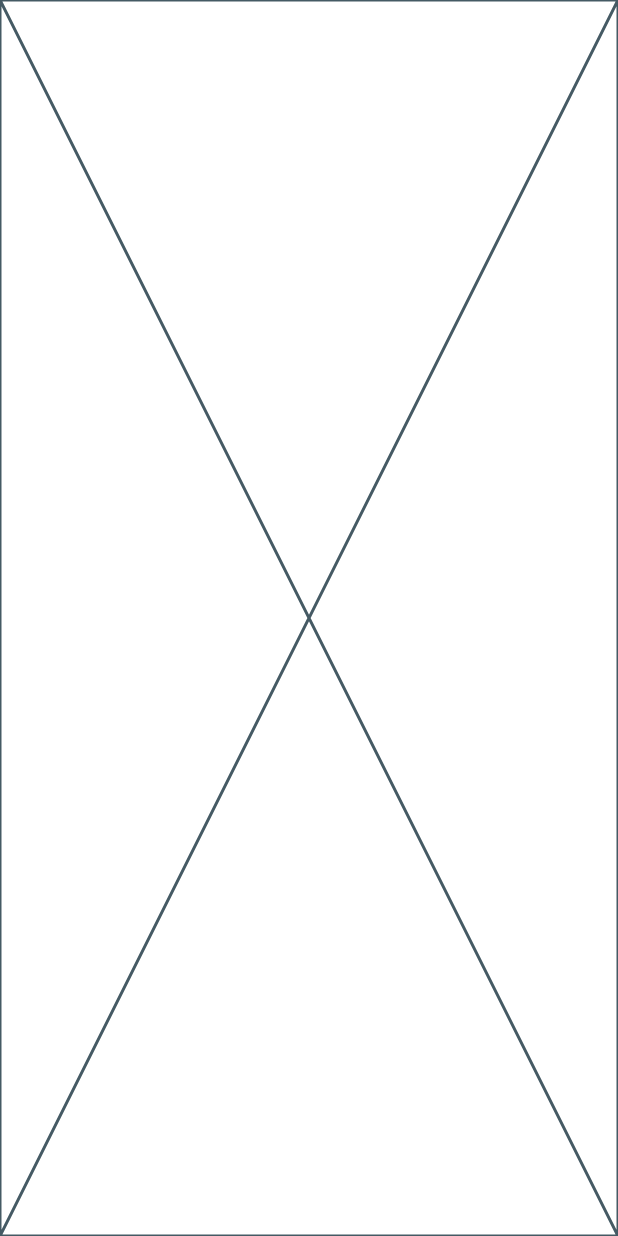
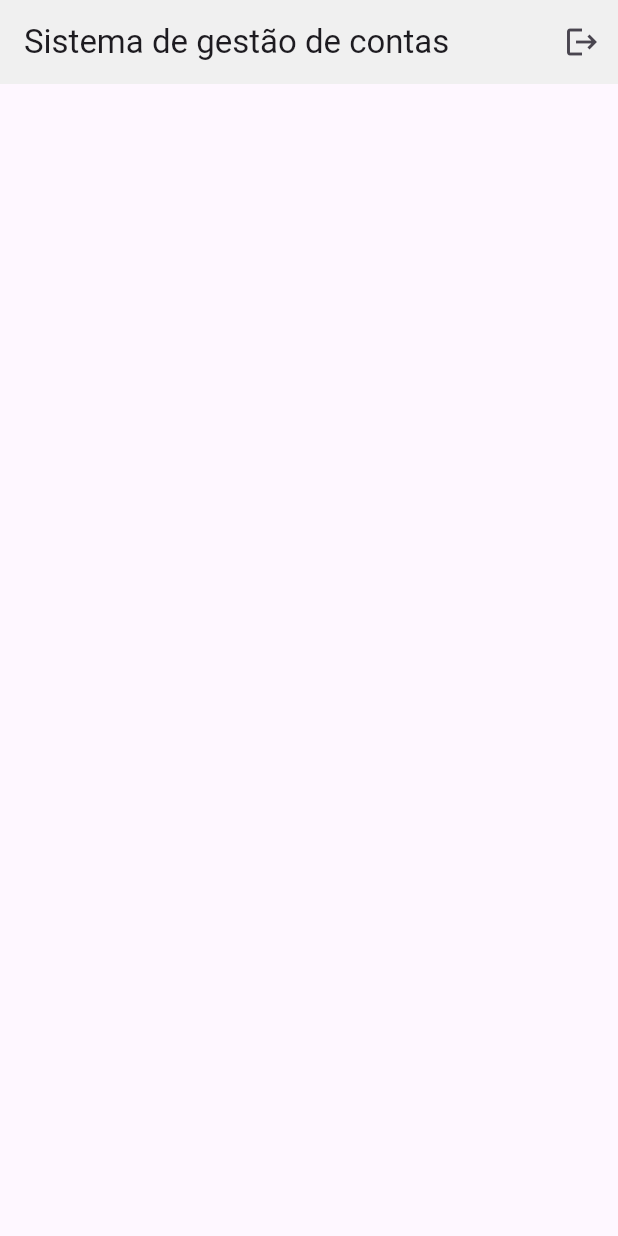
Before and after one commit to leonardo-silva/flutter-banco-douro, a Flutter app: the screen it shows after launch, after a tap on "Entrar", on a phone screen of 412 x 824 dp. Run offline on Flutter 3.47's test engine with Material 3 defaults, Android fonts, the phone set to English and light mode, and no system bars.

Commit message:
feat: adding appBar in HomeScreen with a Text and a IconButton for logout

```diff
--- a/lib/ui/home_screen.dart
+++ b/lib/ui/home_screen.dart
@@ -5,6 +5,19 @@ class HomeScreen extends StatelessWidget {
 
   @override
   Widget build(BuildContext context) {
-    return const Placeholder();
+    return Scaffold(
+      appBar: AppBar(
+        backgroundColor: Color(0xFFF0F0F0),
+        title: Text("Sistema de gestão de contas"),
+        actions: [
+          IconButton(
+            onPressed: () {
+              Navigator.pushReplacementNamed(context, "login");
+            },
+            icon: Icon(Icons.logout)
+          )
+        ],
+      ),
+    );
   }
 }
```
